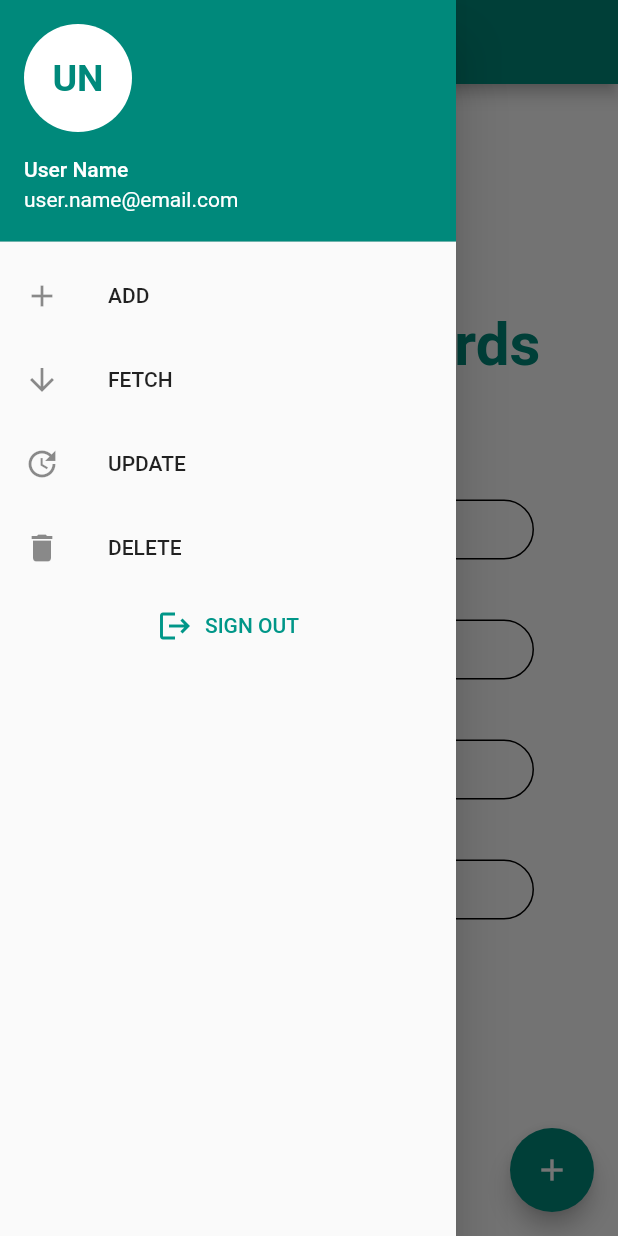
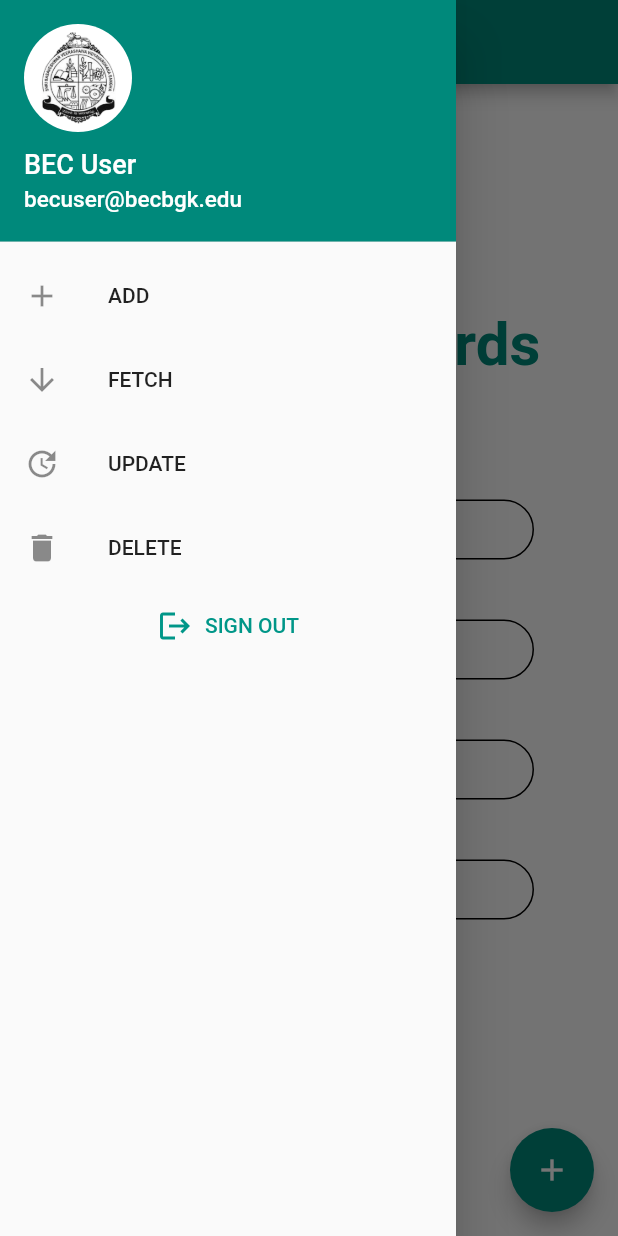
Before and after one commit to ioxvar/BEC-plugin, a Flutter app: the SideBar screen opened directly, with the side drawer open, on a phone screen of 412 x 824 dp. Run offline on Flutter 3.47's test engine with Material 2 defaults, Android fonts, the phone set to English and light mode, and no system bars; our stand-ins replace cloud_firestore, firebase_auth, firebase_core; accounts and stored records are empty; Roboto replaces fonts that are missing (Montserrat).

Commit message:
circle avatar + text

```diff
--- a/lib/home_page.dart
+++ b/lib/home_page.dart
@@ -15,19 +15,28 @@ class SideBar extends StatefulWidget {
 class _SideBarState extends State<SideBar> {
   @override
   Widget build(BuildContext context) {
+    var logojpg = new AssetImage("assets/logobec.png");
+    var img = new Image(
+      image: logojpg,
+      width: 50,
+    );
     var drawerHeader = UserAccountsDrawerHeader(
         decoration: BoxDecoration(
           color: Colors.teal[600],
         ),
-        accountName: Text('User Name'),
-        accountEmail: Text('user.name@email.com'),
+        accountName: Text(
+          'BEC User',
+          style: TextStyle(fontSize: 18, fontWeight: FontWeight.w500),
+        ),
+        accountEmail: Text(
+          'becuser@becbgk.edu',
+          style: TextStyle(fontSize: 15, fontWeight: FontWeight.w500),
+        ),
         currentAccountPicture: CircleAvatar(
           backgroundColor: Colors.white,
-          child: Text('UN',
-              style: TextStyle(
-                  fontSize: 25.0,
-                  fontWeight: FontWeight.bold,
-                  color: Colors.teal[600])),
+          child: Container(
+            child: img,
+          ),
         ));
     final drawerItems = ListView(
       children: <Widget>[
```
